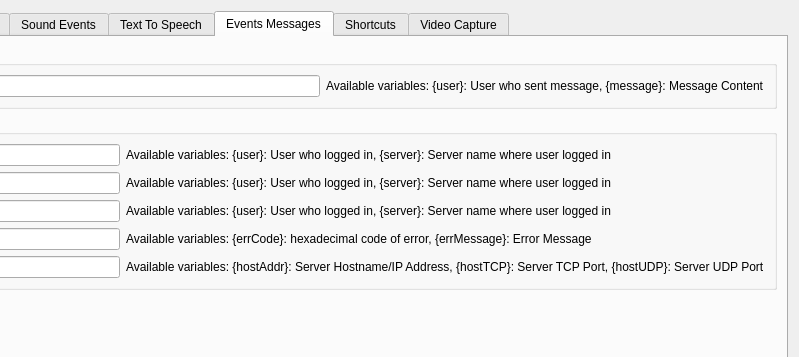
Qt form Client/qtTeamTalk/preferences.ui (BearWare/TeamTalk5) before a commit; both pictures show x 320 to 1119 and y 0 to 357 of the 1119 by 697 pixel window.
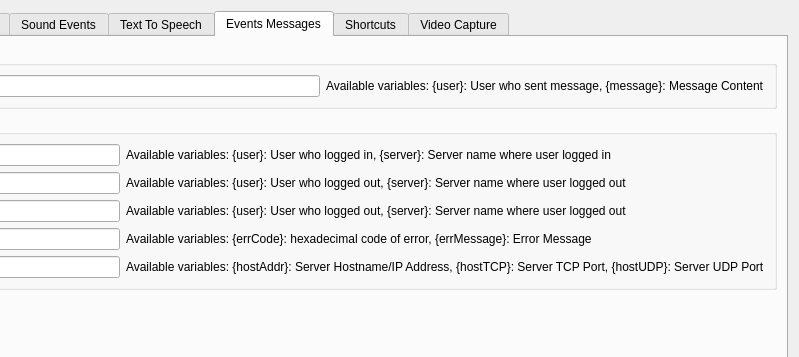
The same form after that commit. The open tabs and pages were chosen to show the change. Icons and pictures are not drawn. Custom widgets are drawn as their Qt base class.

Commit message: Fix var label for user logged out

The edit to the form file:
```diff
--- a/Client/qtTeamTalk/preferences.ui
+++ b/Client/qtTeamTalk/preferences.ui
@@ -2501,7 +2501,7 @@
               <item row="1" column="2">
                <widget class="QLabel" name="statusmsg_userfLoggedOutVarLabel">
                 <property name="text">
-                 <string>Available variables: {user}: User who logged in, {server}: Server name where user logged in</string>
+                 <string>Available variables: {user}: User who logged out, {server}: Server name where user logged out</string>
                 </property>
                 <property name="textInteractionFlags">
                  <set>Qt::TextBrowserInteraction|Qt::TextSelectableByKeyboard</set>
@@ -2524,7 +2524,7 @@
               <item row="2" column="2">
                <widget class="QLabel" name="statusmsg_usermnLoggedOutVarLabel">
                 <property name="text">
-                 <string>Available variables: {user}: User who logged in, {server}: Server name where user logged in</string>
+                 <string>Available variables: {user}: User who logged out, {server}: Server name where user logged out</string>
                 </property>
                 <property name="textInteractionFlags">
                  <set>Qt::TextBrowserInteraction|Qt::TextSelectableByKeyboard</set>
```
